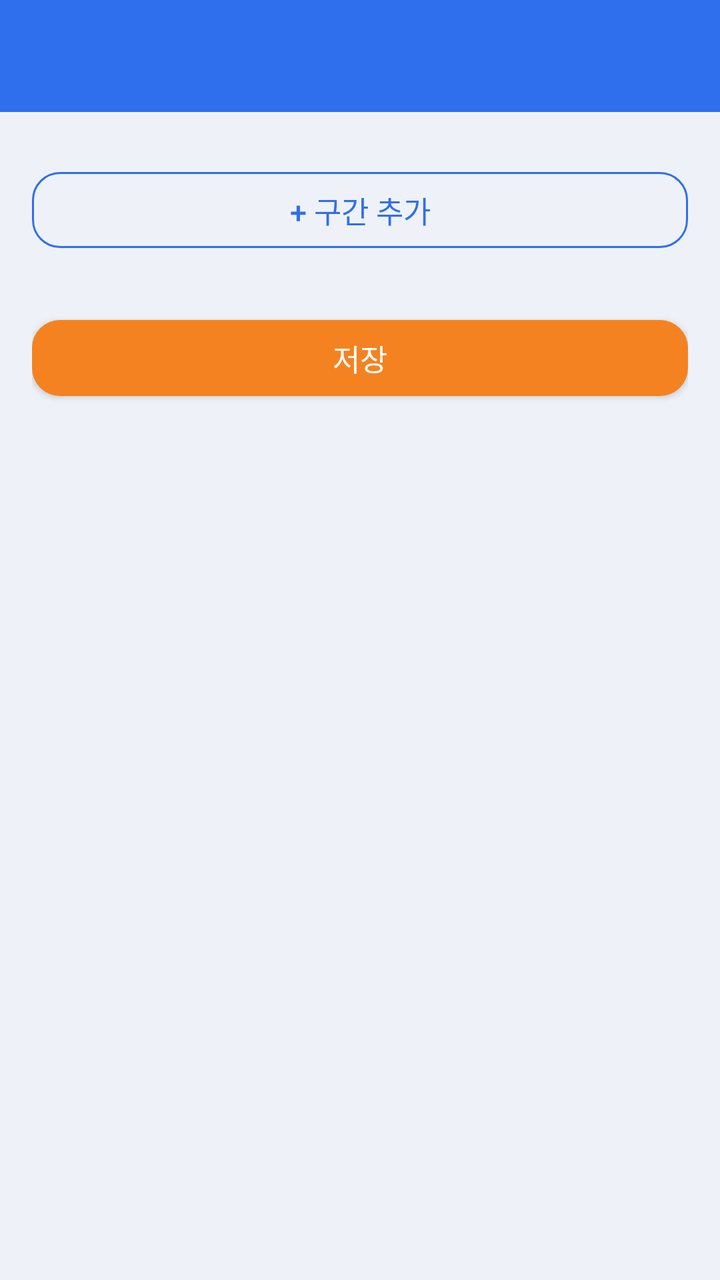
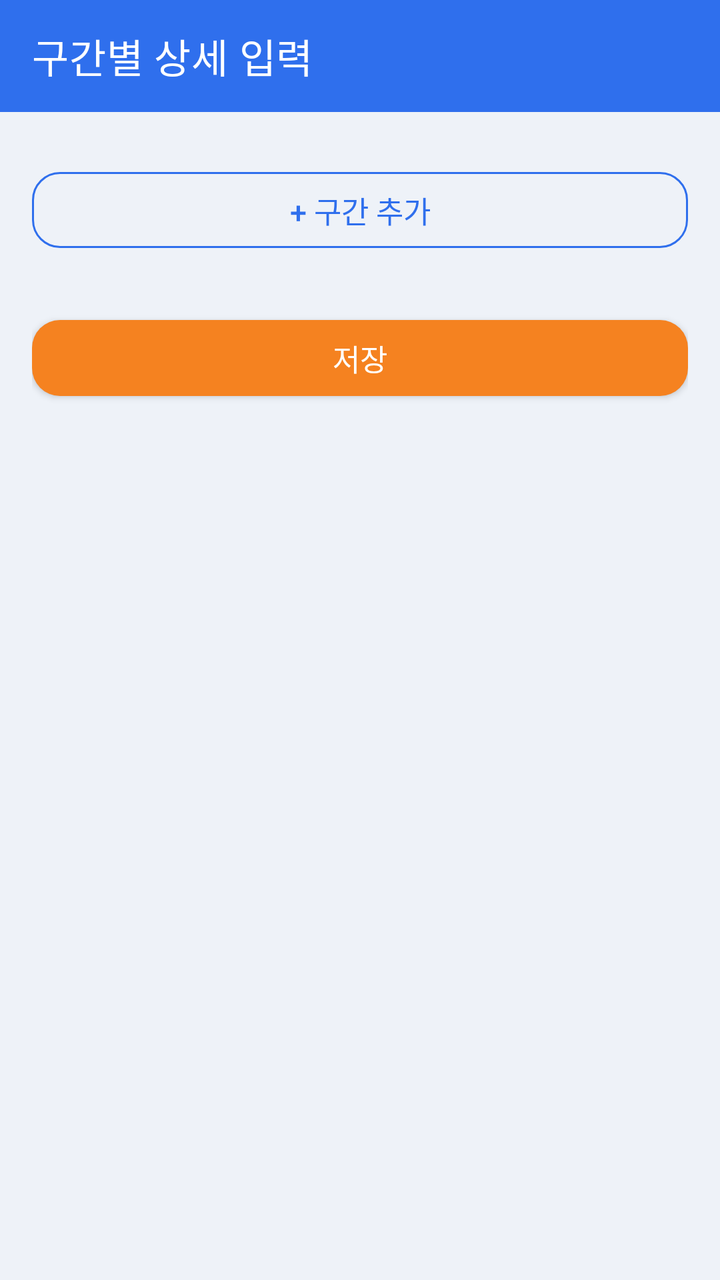

Compare the two renders of this Android layout. The source of the first and the diff that turns it into the second are given below.
<!-- AndroidManifest.xml: activity theme Theme.Jijang -->
<!-- res/layout/activity_route_segment_edit.xml -->
<?xml version="1.0" encoding="utf-8"?>
<LinearLayout xmlns:android="http://schemas.android.com/apk/res/android"
    android:layout_width="match_parent"
    android:layout_height="match_parent"
    android:orientation="vertical"
    android:background="@color/background">

    <androidx.appcompat.widget.Toolbar
        android:id="@+id/toolbar"
        android:layout_width="match_parent"
        android:layout_height="?attr/actionBarSize"
        android:background="@color/primary"
        android:title="구간별 상세 입력"
        android:titleTextColor="@color/on_primary" />

    <ScrollView
        android:layout_width="match_parent"
        android:layout_height="0dp"
        android:layout_weight="1">

        <LinearLayout
            android:layout_width="match_parent"
            android:layout_height="wrap_content"
            android:orientation="vertical"
            android:padding="16dp">

            <LinearLayout
                android:id="@+id/containerSegments"
                android:layout_width="match_parent"
                android:layout_height="wrap_content"
                android:orientation="vertical" />

            <com.google.android.material.button.MaterialButton
                android:id="@+id/buttonAddSegment"
                style="@style/Widget.Jijang.Button.Outlined"
                android:layout_width="match_parent"
                android:layout_height="wrap_content"
                android:layout_marginTop="8dp"
                android:text="+ 구간 추가" />

            <com.google.android.material.button.MaterialButton
                android:id="@+id/buttonSave"
                android:layout_width="match_parent"
                android:layout_height="wrap_content"
                android:layout_marginTop="24dp"
                android:layout_marginBottom="24dp"
                android:text="저장" />

        </LinearLayout>
    </ScrollView>
</LinearLayout>
<!-- resources referenced by this layout -->
<resources>
  <color name="background">#EEF2F8</color>
  <color name="on_primary">#FFFFFF</color>
  <color name="primary">#2F6FED</color>
  <style name="Widget.Jijang.Button.Outlined" parent="Widget.MaterialComponents.Button.OutlinedButton">
          <item name="android:textColor">@color/primary</item>
          <item name="strokeColor">@color/primary</item>
          <item name="android:textAllCaps">false</item>
          <item name="android:textSize">15sp</item>
          <item name="android:minHeight">@dimen/button_height</item>
          <item name="cornerRadius">@dimen/button_radius</item>
          <item name="android:letterSpacing">0</item>
      </style>
  <style name="Theme.Jijang" parent="Theme.MaterialComponents.DayNight.NoActionBar">
          <item name="colorPrimary">@color/primary</item>
          <item name="colorPrimaryDark">@color/primary_dark</item>
          <item name="colorOnPrimary">@color/on_primary</item>
          <item name="colorSecondary">@color/accent</item>
          <item name="colorOnSecondary">@color/on_accent</item>
          <item name="android:colorAccent">@color/accent</item>
          <item name="android:windowBackground">@color/background</item>
  
          
          <item name="shapeAppearanceSmallComponent">@style/ShapeAppearance.Jijang.SmallComponent</item>
  
          <item name="materialButtonStyle">@style/Widget.Jijang.Button</item>
          <item name="materialButtonOutlinedStyle">@style/Widget.Jijang.Button.Outlined</item>
          <item name="borderlessButtonStyle">@style/Widget.Jijang.Button.Text</item>
      </style>
  <dimen name="button_height">50dp</dimen>
  <dimen name="button_radius">14dp</dimen>
  <color name="primary_dark">#1E54C4</color>
  <color name="accent">#F58220</color>
  <color name="on_accent">#FFFFFF</color>
  <style name="ShapeAppearance.Jijang.SmallComponent" parent="ShapeAppearance.MaterialComponents.SmallComponent">
          <item name="cornerSize">@dimen/button_radius</item>
      </style>
  <style name="Widget.Jijang.Button" parent="Widget.MaterialComponents.Button">
          <item name="backgroundTint">@color/accent</item>
          <item name="android:textColor">@color/on_accent</item>
          <item name="android:textAllCaps">false</item>
          <item name="android:textSize">15sp</item>
          <item name="android:minHeight">@dimen/button_height</item>
          <item name="cornerRadius">@dimen/button_radius</item>
          <item name="android:letterSpacing">0</item>
      </style>
  <style name="Widget.Jijang.Button.Text" parent="Widget.MaterialComponents.Button.TextButton">
          <item name="android:textColor">@color/accent_dark</item>
          <item name="android:textAllCaps">false</item>
          <item name="android:letterSpacing">0</item>
      </style>
  <color name="accent_dark">#C96510</color>
</resources>

<!-- the commit's change to res/layout/activity_route_segment_edit.xml (unified diff, before → after) -->
@@ -1,5 +1,6 @@
 <?xml version="1.0" encoding="utf-8"?>
 <LinearLayout xmlns:android="http://schemas.android.com/apk/res/android"
+    xmlns:app="http://schemas.android.com/apk/res-auto"
     android:layout_width="match_parent"
     android:layout_height="match_parent"
     android:orientation="vertical"
@@ -10,8 +11,8 @@
         android:layout_width="match_parent"
         android:layout_height="?attr/actionBarSize"
         android:background="@color/primary"
-        android:title="구간별 상세 입력"
-        android:titleTextColor="@color/on_primary" />
+        app:title="구간별 상세 입력"
+        app:titleTextColor="@color/on_primary" />
 
     <ScrollView
         android:layout_width="match_parent"
